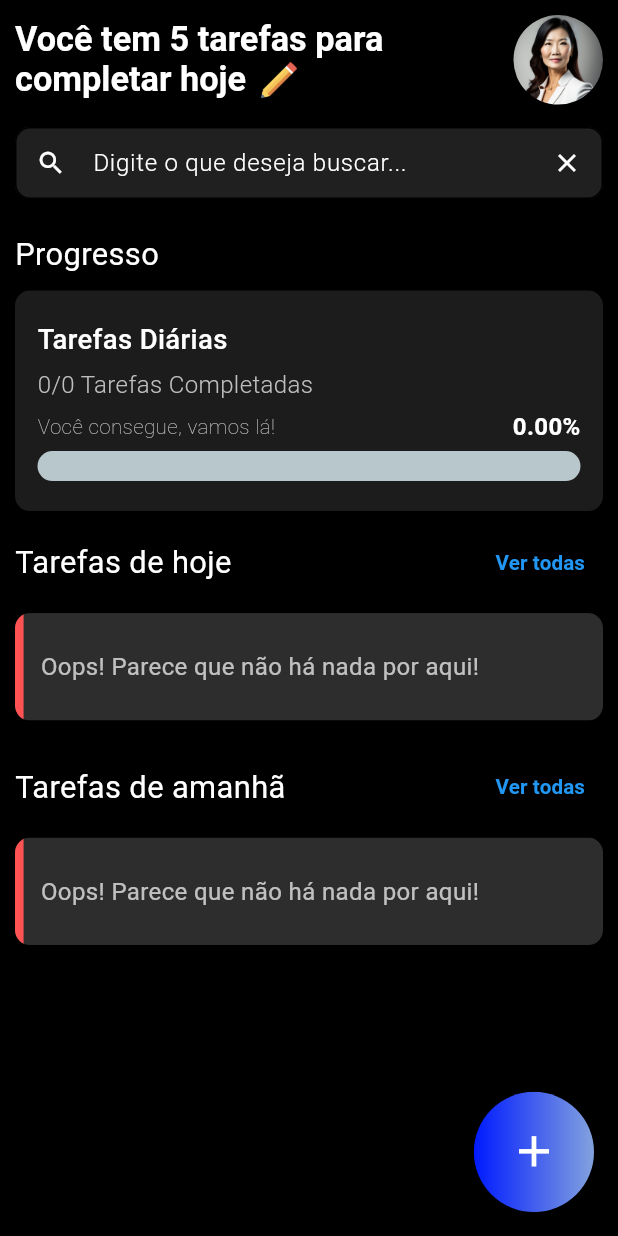
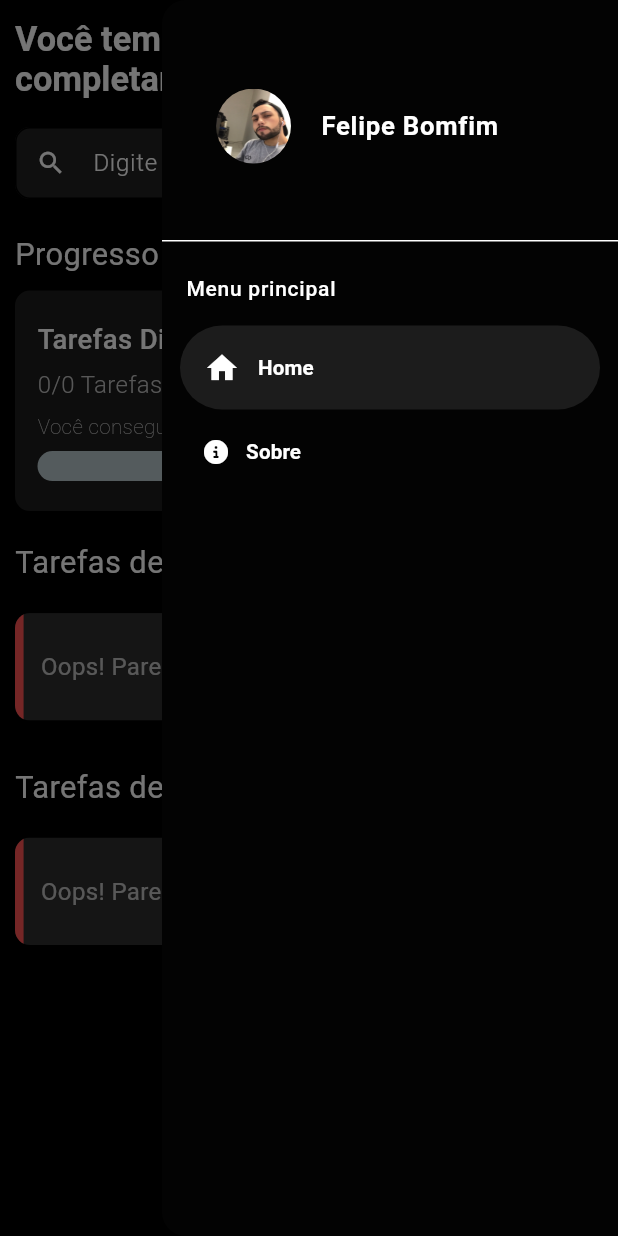
Before and after one commit to felipehbomfim/ds250, a Flutter app: the screen it shows after launch, with the side drawer open (before the commit the screen has no drawer), on a phone screen of 412 x 824 dp. Run offline on Flutter 3.47's test engine with Material 3 defaults, Android fonts, the phone set to English and light mode, and no system bars; drawn by our look-alikes of percent_indicator; our stand-ins replace animated_splash_screen, cached_network_image, easy_date_timeline, flutter_screenutil, flutter_svg, flutter_switch and 9 more; missing offline and left inert: stomp_dart_client; accounts and stored records are empty; Roboto replaces fonts that are missing (Poppins).

Commit message:
Alterações

```diff
--- a/lib/core/constants/image_constant.dart
+++ b/lib/core/constants/image_constant.dart
@@ -8,6 +8,7 @@ class ImageConstant {
 
   // Others
   static String imgNoProfilePic = '$imagePath/img_no_profile_pic.png';
+  static String imgProfilePic = '$imagePath/img_profile_pic.jpg';
 
   //icons
   static String imgPencilIcon = '$iconPath/pencil_icon.png';
--- a/lib/presentation/home_screen/home_screen.dart
+++ b/lib/presentation/home_screen/home_screen.dart
@@ -8,6 +8,7 @@ import '../../model/device_data.dart';
 import '../../services/database_service.dart';
 import '../../services/stomp_service.dart';
 import '../../widgets/custom_text_form_field.dart';
+import '../../widgets/nav_drawer_widget.dart';
 
 class HomeScreen extends StatefulWidget {
   const HomeScreen({super.key});
@@ -66,6 +67,7 @@ class _HomeScreenState extends State<HomeScreen> with WidgetsBindingObserver{
       child: WillPopScope(
         onWillPop: () async => false,
         child: Scaffold(
+            endDrawer: NavigationDrawerWidget(),
             floatingActionButton: Material(
               color: Colors.transparent,
               child: InkWell(
@@ -142,12 +144,18 @@ class _HomeScreenState extends State<HomeScreen> with WidgetsBindingObserver{
                             ),
                           ),
                         ),
-                        CustomImageView(
-                          imagePath: ImageConstant.imgNoProfilePic,
-                          height: 50.h,
-                          width: 50.h,
-                          fit: BoxFit.cover,
-                          radius: BorderRadius.circular(100),
+                        InkWell(
+                          borderRadius: BorderRadius.circular(1000),
+                          onTap: () {
+                            _scaffoldKey.currentState!.openEndDrawer();
+                          },
+                          child: CustomImageView(
+                            imagePath: ImageConstant.imgProfilePic,
+                            height: 50.h,
+                            width: 50.h,
+                            fit: BoxFit.cover,
+                            radius: BorderRadius.circular(100),
+                          ),
                         )
                       ],
                     ),
@@ -357,7 +365,6 @@ class _HomeScreenState extends State<HomeScreen> with WidgetsBindingObserver{
 
   /// Section Widget
   Widget _buildProgressContainer() {
-    print(totalTasks);
     String message = "Você consegue, vamos lá!";
     String percent = (completionPercentage * 100).toStringAsFixed(2);
     if((completionPercentage * 100 ).toInt() > 60){
--- a/lib/routes/app_routes.dart
+++ b/lib/routes/app_routes.dart
@@ -2,6 +2,7 @@ import 'package:ds250/presentation/task_list_screen/task_list_screen.dart';
 import 'package:ds250/presentation/task_screen/task_creen.dart';
 import 'package:flutter/cupertino.dart';
 import 'package:flutter/material.dart';
+import '../presentation/about_screen/about_screen.dart';
 import '../presentation/home_screen/home_screen.dart';
 import '../presentation/splash_screen/splash_screen.dart';
 
@@ -14,9 +15,12 @@ class AppRoutes {
 
   static const String taskListScreen = '/task_list_screen';
 
+  static const String aboutScreen = '/about_screen';
+
   static Map<String, WidgetBuilder> routes = {
     splashScreen: (context) => SplashScreen(),
     homeScreen: (context) => HomeScreen(),
+    aboutScreen: (context) => AboutScreen(),
     taskListScreen: (context) {
       final Map<String, dynamic> taskParams = ModalRoute.of(context)?.settings.arguments as Map<String, dynamic>? ?? {};
       return TaskListScreen(data: taskParams['data']);
--- /dev/null
+++ b/lib/widgets/nav_drawer_widget.dart
@@ -0,0 +1,139 @@
+import 'dart:io';
+
+import 'package:ds250/core/app_export.dart';
+import 'package:flutter/material.dart';
+import 'package:font_awesome_flutter/font_awesome_flutter.dart';
+
+class NavigationDrawerWidget extends StatefulWidget {
+  final VoidCallback? onLogout;
+  NavigationDrawerWidget({this.onLogout});
+
+  @override
+  State<NavigationDrawerWidget> createState() => _NavigationDrawerWidgetState();
+}
+
+class _NavigationDrawerWidgetState extends State<NavigationDrawerWidget> {
+  final padding = const EdgeInsets.symmetric(horizontal: 20);
+  int drawerIndex = 0;
+
+  @override
+  Widget build(BuildContext context) {
+    final imageAsset = ImageConstant.imgProfilePic;
+
+    String userName = "";
+    if (userName.isNotEmpty) {
+      List<String> nameParts = userName.split(" ");
+      if (nameParts.length > 1) {
+        userName = "${nameParts[0]} ${nameParts.last}";
+      }
+    }
+
+    return NavigationDrawer(
+      backgroundColor: Color.fromARGB(255, 3, 3, 3),
+      selectedIndex: drawerIndex,
+      onDestinationSelected: (int drawerI){
+        setState(() {
+          drawerIndex = drawerI;
+        });
+
+        if(drawerIndex == 1){
+          onNavigate(context, AppRoutes.aboutScreen);
+        }
+      },
+      indicatorColor: Color.fromARGB(255, 28, 28, 28),
+      children: <Widget>[
+        DrawerHeader(
+          child:  buildHeader(
+            imageAsset: imageAsset,
+            name: "Felipe Bomfim",
+            onClicked: () {
+              // Navigator.of(context).push(MaterialPageRoute(
+              //   builder: (context) => UserPage(
+              //     name: userName,
+              //     imageAsset: imageAsset,
+              //   ),
+              // ));
+            },
+          ),
+        ),
+
+        ListTile(
+          dense: true,
+          title: Text(
+            "Menu principal",
+            style: TextStyle(
+                fontSize: 14,
+                color: Colors.white,
+                fontWeight: FontWeight.w500),
+          ),
+        ),
+
+        NavigationDrawerDestination(
+          selectedIcon: Icon(
+            Icons.home,
+            color: Colors.white,
+          ),
+          icon: Icon(
+            Icons.home_outlined,
+            color: Colors.white,
+          ),
+          label: Text('Home', style: TextStyle(color: Colors.white, fontSize: 12.sp),),
+        ),
+        NavigationDrawerDestination(
+          selectedIcon: FaIcon(FontAwesomeIcons.infoCircle, color: Colors.white, size: 16,),
+          icon: FaIcon(FontAwesomeIcons.infoCircle, color: Colors.white, size: 16,),
+          label: Text('Sobre', style: TextStyle(color: Colors.white, fontSize: 12.sp),),
+        ),
+      ],
+    );
+  }
+
+  void selectItem(int index) {
+    setState(() {
+      drawerIndex = index;
+      Navigator.pop(context); // Fecha o drawer
+    });
+    // Adicione sua lógica de navegação aqui
+  }
+
+  Widget buildHeader({
+    required String imageAsset,
+    required String name,
+    required VoidCallback onClicked,
+  }) => InkWell(
+    // onTap: onClicked,
+    child: Container(
+      padding: padding.add(const EdgeInsets.symmetric(vertical: 40)),
+      child: Row(
+        children: [
+          // CircleAvatar(
+          //   radius: 50, // Aumenta o raio para 50. O padrão é cerca de 20.
+          //   backgroundColor: Colors.white,
+          //   backgroundImage: AssetImage(imageAsset),
+          // ),
+
+          SizedBox(
+            height: 50,
+            width: 50,
+            child: ClipRRect(
+              borderRadius: BorderRadius.circular(200),
+              child: imageAsset.isNotEmpty && File(imageAsset).existsSync()
+                  ? Image.file(
+                File(imageAsset),
+                fit: BoxFit.fill,
+              ) : Image.asset(imageAsset, fit: BoxFit.fill),
+            ),
+          ),
+          const SizedBox(width: 20),
+          Expanded(
+            child: Text(
+              name,
+              style: TextStyle(fontSize: 15.sp, color: Colors.white),
+              overflow: TextOverflow.ellipsis,
+            ),
+          ),
+        ],
+      ),
+    ),
+  );
+}
--- a/pubspec.yaml
+++ b/pubspec.yaml
@@ -60,6 +60,7 @@ dependencies:
   flutter_switch: ^0.3.2
   flutter_screenutil: ^5.9.1
   toastification: ^2.0.0
+  url_launcher: ^6.3.0
 
 dependency_overrides:
   intl: any
```
Also changed, not shown: lib/presentation/about_screen/about_screen.dart (added, +137 -0 lines), assets/images/img_profile_pic.jpg (added), pubspec.lock, 1 other file.
